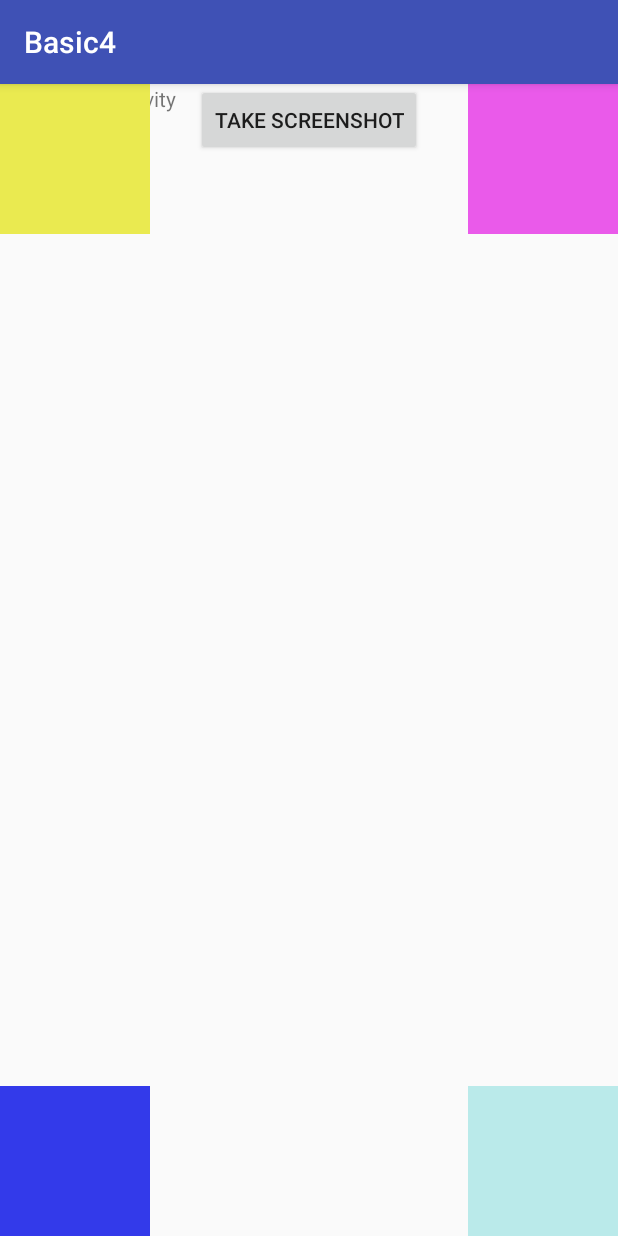
After one commit to AnRFDev/android-Basic4, an Android app: the ScreenshotActivity screen opened directly, with no data from a screen before it, on a phone screen of 412 x 824 dp. The commit adds this screen. Run offline under Robolectric (Android 15) with nearby library versions, the phone set to English and light mode, and no system bars.

Commit message:
ADD ScreenshotActivity

```diff
--- a/app/src/main/AndroidManifest.xml
+++ b/app/src/main/AndroidManifest.xml
@@ -38,6 +38,7 @@
         <activity android:name=".activity.ForceNetworkActivity" />
         <activity android:name=".wifiscan.WiFiScanActivity" />
         <activity android:name=".activity.ThroughDemoActivity" />
+        <activity android:name=".activity.ScreenshotActivity" />
 
         <service android:name=".service.HowToStopService" />
     </application>
--- a/app/src/main/java/com/rustfisher/basic4/MainActivity.java
+++ b/app/src/main/java/com/rustfisher/basic4/MainActivity.java
@@ -6,6 +6,7 @@ import android.os.Bundle;
 import android.view.View;
 
 import com.rustfisher.basic4.activity.AnnotationDemoActivity;
+import com.rustfisher.basic4.activity.ScreenshotActivity;
 import com.rustfisher.basic4.activity.ThroughDemoActivity;
 import com.rustfisher.basic4.activity.ForceNetworkActivity;
 import com.rustfisher.basic4.activity.HandlerDemoActivity;
@@ -32,6 +33,7 @@ public class MainActivity extends AppCompatActivity implements View.OnClickListe
         findViewById(R.id.force_network_btn).setOnClickListener(this);
         findViewById(R.id.wifi_scan_btn).setOnClickListener(this);
         findViewById(R.id.click_through_btn).setOnClickListener(this);
+        findViewById(R.id.screenshot_btn).setOnClickListener(this);
     }
 
     @Override
@@ -61,6 +63,9 @@ public class MainActivity extends AppCompatActivity implements View.OnClickListe
             case R.id.click_through_btn:
                 startActivity(new Intent(this, ThroughDemoActivity.class));
                 break;
+            case R.id.screenshot_btn:
+                startActivity(new Intent(this, ScreenshotActivity.class));
+                break;
         }
     }
 }
--- /dev/null
+++ b/app/src/main/java/com/rustfisher/basic4/activity/ScreenshotActivity.java
@@ -0,0 +1,46 @@
+package com.rustfisher.basic4.activity;
+
+import android.graphics.Bitmap;
+import android.os.Bundle;
+import android.support.annotation.Nullable;
+import android.support.v7.app.AppCompatActivity;
+import android.view.View;
+import android.widget.ImageView;
+
+import com.rustfisher.basic4.R;
+
+/**
+ * 截屏功能
+ */
+public class ScreenshotActivity extends AppCompatActivity {
+    ImageView mShotIv;
+
+    @Override
+    protected void onCreate(@Nullable Bundle savedInstanceState) {
+        super.onCreate(savedInstanceState);
+        setContentView(R.layout.act_screenshot);
+        mShotIv = findViewById(R.id.shot_iv);
+        findViewById(R.id.take_screenshot).setOnClickListener(new View.OnClickListener() {
+            @Override
+            public void onClick(View v) {
+                mShotIv.setImageBitmap(screenshotWholeScreen(0.10, 0.10));
+            }
+        });
+    }
+
+    /**
+     * 对当前整个界面截图并裁剪
+     *
+     * @param topRatio    顶部裁掉的比例
+     * @param bottomRatio 底部裁掉的比例
+     */
+    private Bitmap screenshotWholeScreen(double topRatio, double bottomRatio) {
+        View dView = getWindow().getDecorView();
+        dView.setDrawingCacheEnabled(true);
+        dView.buildDrawingCache();
+        Bitmap bitmap = Bitmap.createBitmap(dView.getDrawingCache());
+        int top = (int) (bitmap.getHeight() * topRatio);
+        int targetHeight = (int) (bitmap.getHeight() * (1 - topRatio - bottomRatio));
+        return Bitmap.createBitmap(bitmap, 0, top, bitmap.getWidth(), targetHeight);
+    }
+}
--- /dev/null
+++ b/app/src/main/res/layout/act_screenshot.xml
@@ -0,0 +1,48 @@
+<?xml version="1.0" encoding="utf-8"?>
+<RelativeLayout xmlns:android="http://schemas.android.com/apk/res/android"
+    android:layout_width="match_parent"
+    android:layout_height="match_parent">
+
+    <TextView
+        android:layout_width="wrap_content"
+        android:layout_height="wrap_content"
+        android:text="screenshot activity" />
+
+    <View
+        android:layout_width="100dp"
+        android:layout_height="100dp"
+        android:background="#eaea50" />
+
+    <View
+        android:layout_width="100dp"
+        android:layout_height="100dp"
+        android:layout_alignParentEnd="true"
+        android:background="#ea5aea" />
+
+    <View
+        android:layout_width="100dp"
+        android:layout_height="100dp"
+        android:layout_alignParentBottom="true"
+        android:layout_alignParentEnd="true"
+        android:background="#baeaea" />
+
+    <View
+        android:layout_width="100dp"
+        android:layout_height="100dp"
+        android:layout_alignParentBottom="true"
+        android:background="#333aea" />
+
+    <Button
+        android:id="@+id/take_screenshot"
+        android:layout_width="wrap_content"
+        android:layout_height="wrap_content"
+        android:layout_centerHorizontal="true"
+        android:text="take screenshot" />
+
+    <ImageView
+        android:id="@+id/shot_iv"
+        android:layout_width="300dp"
+        android:layout_height="300dp"
+        android:layout_centerInParent="true"
+        android:scaleType="centerInside" />
+</RelativeLayout>
```
Also changed, not shown: app/src/main/res/layout/act_main.xml (+7 -0 lines).
